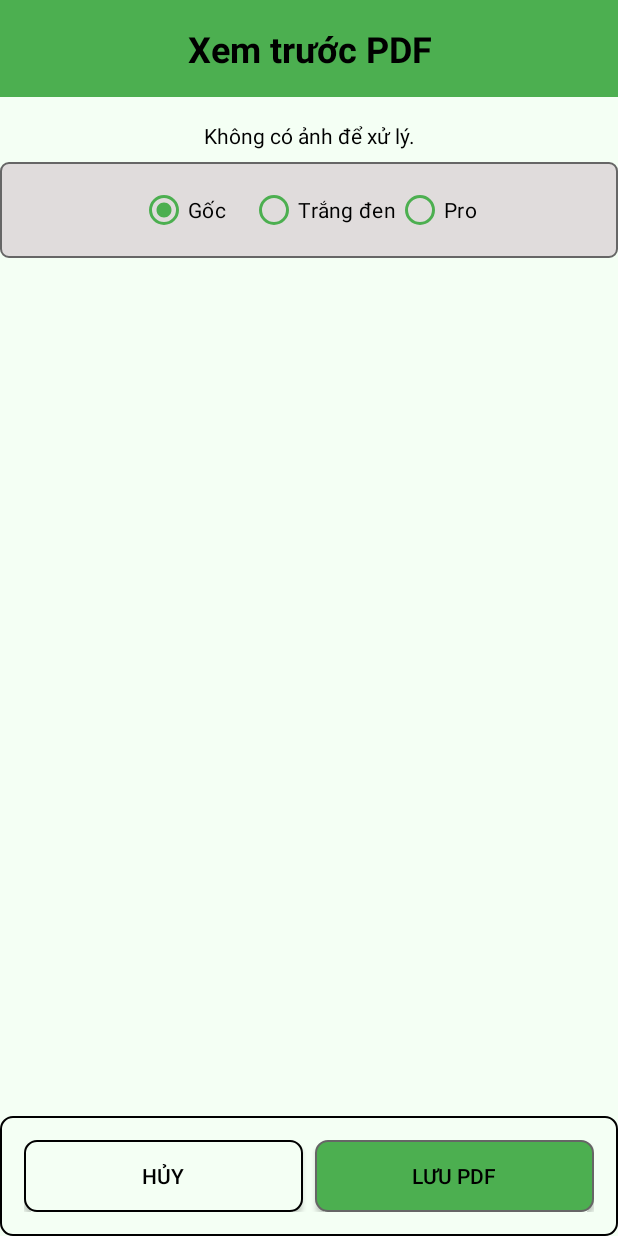
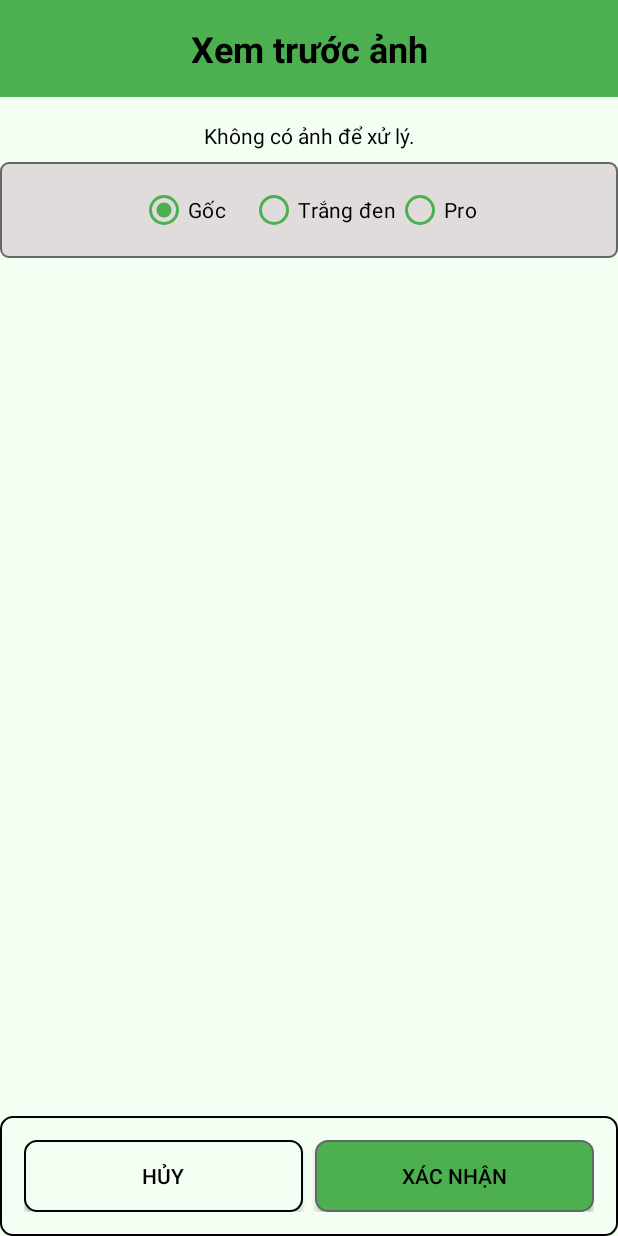
Before and after one commit to mquangggg/CameraScannerApp, an Android app: the PdfGenerationAndPreviewActivity screen opened directly, with no data from a screen before it, on a phone screen of 412 x 824 dp. Run offline under Robolectric (Android 15) with nearby library versions, the phone set to English and light mode, and no system bars; 1 statement that could not run was skipped.

Commit message:
Hoàn Thiện

```diff
--- a/app/src/main/java/com/example/camerascanner/activitypdfgroup/PDFGroupActivity.java
+++ b/app/src/main/java/com/example/camerascanner/activitypdfgroup/PDFGroupActivity.java
@@ -301,11 +301,7 @@ public class PDFGroupActivity extends BaseActivity implements
                     "Đã tắt chế độ sắp xếp", Toast.LENGTH_SHORT).show();
         }
         // Cập nhật biểu tượng nút để phản ánh trạng thái
-        if (btnXepItem != null) {
-            btnXepItem.setBackgroundResource(isDragModeEnabled ?
-                    R.drawable.ic_home_white : // Thay đổi icon kéo thả
-                    R.drawable.ic_view_grid); // Icon ban đầu
-        }
+
 
     }
 
--- /dev/null
+++ b/app/src/main/res/drawable/ic_replace_image.xml
@@ -0,0 +1,5 @@
+<vector xmlns:android="http://schemas.android.com/apk/res/android" android:autoMirrored="true" android:height="24dp" android:tint="@color/black" android:viewportHeight="960" android:viewportWidth="960" android:width="24dp">
+
+    <path android:fillColor="@android:color/white" android:pathData="M360,760L600,760L521,657L463,726L424,674L360,760ZM320,880Q287,880 263.5,856.5Q240,833 240,800L240,480Q240,447 263.5,423.5Q287,400 320,400L640,400Q673,400 696.5,423.5Q720,447 720,480L720,800Q720,833 696.5,856.5Q673,880 640,880L320,880ZM320,800L640,800Q640,800 640,800Q640,800 640,800L640,480Q640,480 640,480Q640,480 640,480L320,480Q320,480 320,480Q320,480 320,480L320,800Q320,800 320,800Q320,800 320,800ZM140,320Q178,211 271.5,145.5Q365,80 480,80Q562,80 635.5,115Q709,150 760,214L760,80L840,80L840,320L600,320L600,240L676,240Q637,201 586,180.5Q535,160 480,160Q399,160 330.5,203Q262,246 227,320L140,320ZM320,800Q320,800 320,800Q320,800 320,800L320,480Q320,480 320,480Q320,480 320,480L320,480Q320,480 320,480Q320,480 320,480L320,800Q320,800 320,800Q320,800 320,800Z"/>
+
+</vector>
--- a/app/src/main/res/layout/activity_after_pdf_generation.xml
+++ b/app/src/main/res/layout/activity_after_pdf_generation.xml
@@ -68,8 +68,9 @@
         android:id="@+id/btnXepItem"
         android:layout_width="43dp"
         android:layout_height="50dp"
-        android:layout_gravity="end|top"
-        android:background="@drawable/ic_view_grid"
+        android:layout_gravity="start|bottom"
+        android:background="@drawable/ic_replace_image"
+        android:layout_margin="10dp"
         android:clickable="true"
         android:elevation="12dp"
         android:focusable="true"
--- a/app/src/main/res/layout/activity_camera.xml
+++ b/app/src/main/res/layout/activity_camera.xml
@@ -22,7 +22,7 @@
         app:layout_constraintStart_toStartOf="parent"
         app:layout_constraintEnd_toEndOf="parent" />
 
-    <androidx.camera.view.PreviewView
+    <androidx.camera.view.PreviewVie
 
         android:id="@+id/previewView"
         android:layout_width="0dp"
--- a/app/src/main/res/layout/activity_pdf_generation_and_preview.xml
+++ b/app/src/main/res/layout/activity_pdf_generation_and_preview.xml
@@ -100,7 +100,7 @@
             android:layout_width="0dp"
             android:layout_height="wrap_content"
             android:layout_weight="1"
-            android:text="@string/save_PDF"
+            android:text="@string/confirm"
             android:background="@drawable/login_background"
             android:textColor="@color/black" />
     </LinearLayout>
--- a/app/src/main/res/values/strings.xml
+++ b/app/src/main/res/values/strings.xml
@@ -89,7 +89,7 @@
     <string name="error_loading_processing_image_background">Lỗi khi tải hoặc xử lý ảnh trong background: %1$s</string>
     <string name="error_failed_to_load_image">Lỗi: Không tải được ảnh.</string>
     <string name="status_converting_to_black_white">Đang chuyển đổi ảnh sang trắng đen...</string>
-    <string name="status_generating_pdf">Đang tạo PDF...</string>
+    <string name="status_generating_pdf">Đang tạo ảnh...</string>
     <string name="permission_required_to_save_pdf">Cần quyền truy cập bộ nhớ để lưu PDF.</string>
     <string name="error_no_permission_to_save_pdf">Lỗi: Không có quyền lưu PDF.</string>
     <string name="error_no_processed_image_for_pdf">Không có ảnh đã xử lý để tạo PDF.</string>
@@ -112,7 +112,7 @@
     <string name="jpeg_saved_success">Ảnh JPEG đã được lưu thành công: </string>
     <string name="no_image_to_save_jpeg">Không có ảnh để lưu JPEG.</string>
     <string name="preview_updated">Đã cập nhật bản xem trước.</string>
-    <string name="image_ready_for_pdf">Ảnh đã sẵn sàng để tạo PDF.</string>
+    <string name="image_ready_for_pdf">Ảnh đã sẵn sàng để chuyển đổi.</string>
     <string name="bw_image_ready">Ảnh trắng đen đã sẵn sàng.</string>
     <string name="bw_mode_selected">Chế độ Trắng đen được chọn</string>
     <string name="pro_mode_selected">Chế độ Pro được chọn</string>
@@ -123,10 +123,10 @@
     <!-- layout -->
 
     <string name="save_JPG">Lưu JPG</string>
-    <string name="status_generating_and_loading_pdf_preview">Đang tạo và tải PDF xem trước...</string>
+    <string name="status_generating_and_loading_pdf_preview">Đang tạo và tải ảnh xem trước...</string>
     <string name="delete_and_cancel">Hủy</string>
     <string name="save_PDF">Lưu PDF</string>
-    <string name="preview_PDF">Xem trước PDF</string>
+    <string name="preview_PDF">Xem trước ảnh</string>
     <string name="original">Gốc</string>
     <string name="black_and_white">Trắng đen</string>
 
```
Also changed, not shown: gradle/wrapper/gradle-wrapper.properties, 1 other file.
